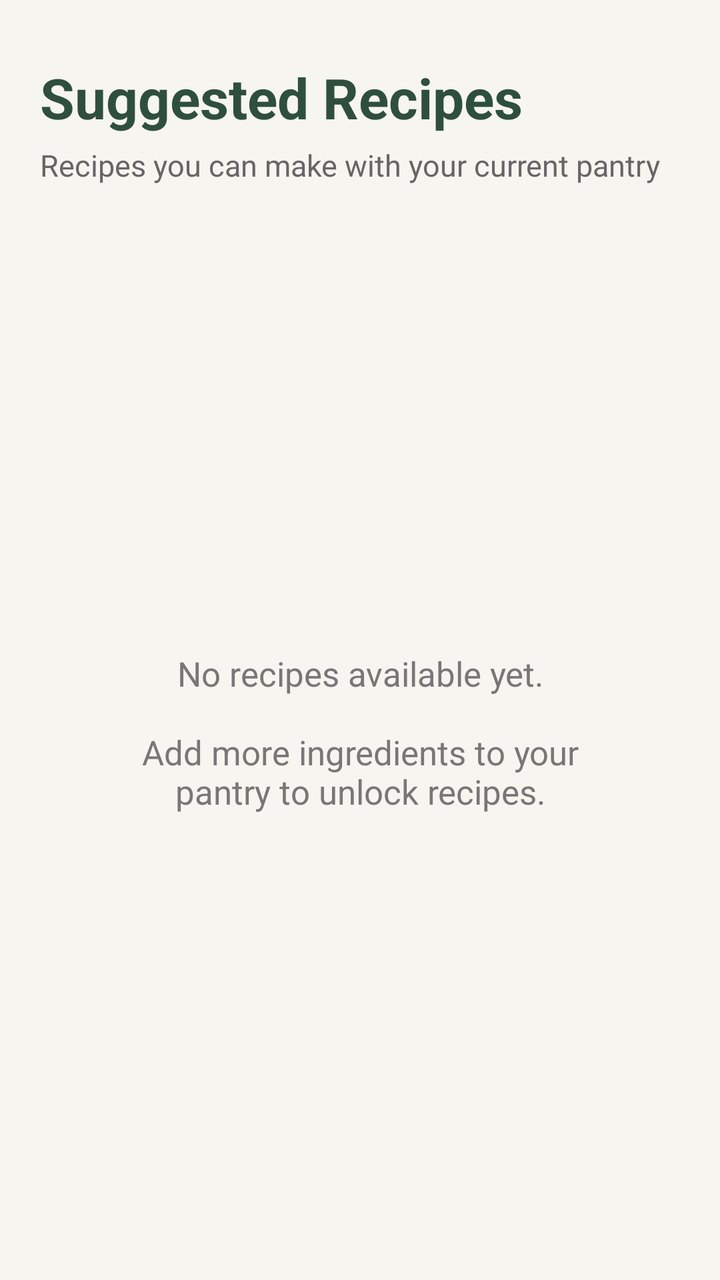
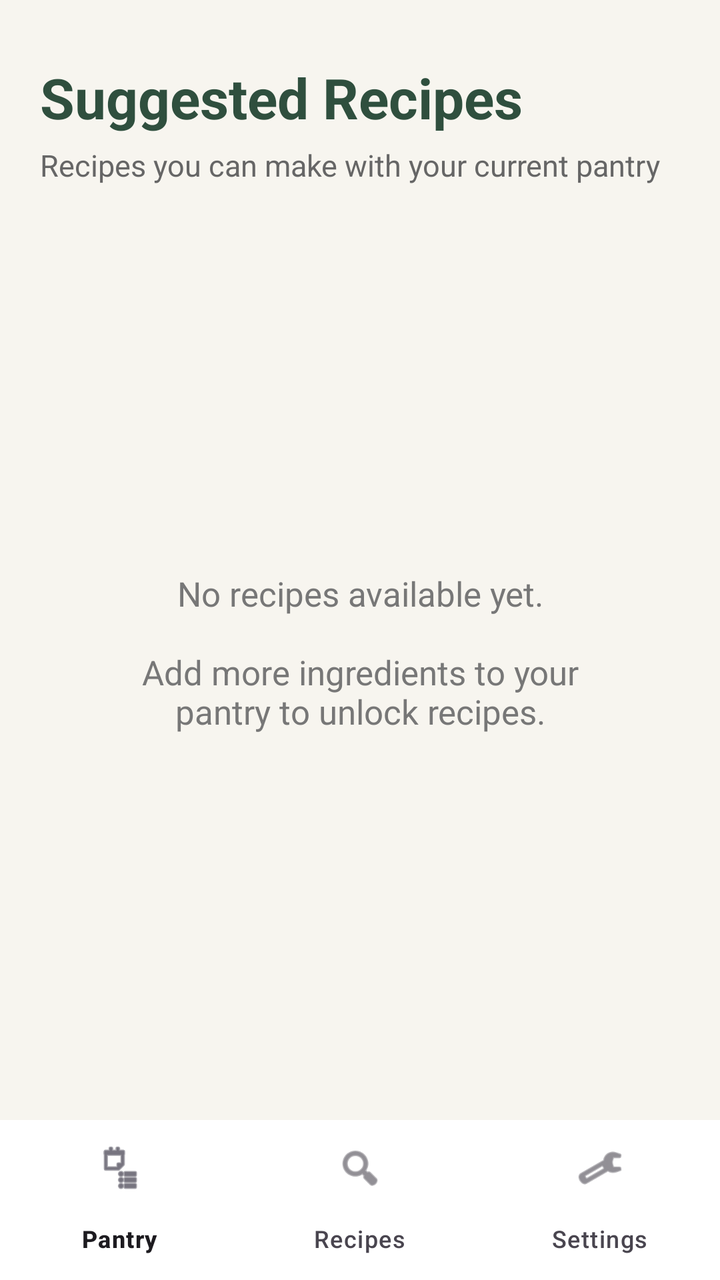

Screens rendered from an Android XML layout before and after an edit, with the pre-edit source and the edit as a unified diff.
<!-- AndroidManifest.xml: application theme Theme.SmartPantryManager -->
<!-- res/layout/activity_suggested_recipes.xml -->
<?xml version="1.0" encoding="utf-8"?>
<LinearLayout xmlns:android="http://schemas.android.com/apk/res/android"
    android:layout_width="match_parent"
    android:layout_height="match_parent"
    android:orientation="vertical"
    android:padding="20dp"
    android:background="#F7F5EF">

    <TextView
        android:id="@+id/tvSuggestedTitle"
        android:layout_width="wrap_content"
        android:layout_height="wrap_content"
        android:text="Suggested Recipes"
        android:textSize="28sp"
        android:textStyle="bold"
        android:textColor="#2F4F3E"
        android:layout_marginTop="10dp"
        android:layout_marginBottom="5dp" />

    <TextView
        android:id="@+id/tvSuggestedSubtitle"
        android:layout_width="wrap_content"
        android:layout_height="wrap_content"
        android:text="Recipes you can make with your current pantry"
        android:textSize="15sp"
        android:textColor="#666666"
        android:layout_marginBottom="20dp" />

    <FrameLayout
        android:layout_width="match_parent"
        android:layout_height="0dp"
        android:layout_weight="1">

        <androidx.recyclerview.widget.RecyclerView
            android:id="@+id/recyclerViewRecipes"
            android:layout_width="match_parent"
            android:layout_height="match_parent" />

        <TextView
            android:id="@+id/tvNoRecipes"
            android:layout_width="match_parent"
            android:layout_height="match_parent"
            android:gravity="center"
            android:text="No recipes available yet.&#10;&#10;Add more ingredients to your pantry to unlock recipes."
            android:textAlignment="center"
            android:textSize="17sp"
            android:textColor="#777777"
            android:padding="30dp" />

    </FrameLayout>

</LinearLayout>
<!-- resources referenced by this layout -->
<resources>
  <style name="Theme.SmartPantryManager" parent="Base.Theme.SmartPantryManager" />
  <style name="Base.Theme.SmartPantryManager" parent="Theme.Material3.DayNight.NoActionBar">
          
          
      </style>
</resources>

<!-- the commit's change to res/layout/activity_suggested_recipes.xml (unified diff, before → after) -->
@@ -1,52 +1,69 @@
 <?xml version="1.0" encoding="utf-8"?>
 <LinearLayout xmlns:android="http://schemas.android.com/apk/res/android"
+    xmlns:app="http://schemas.android.com/apk/res-auto"
     android:layout_width="match_parent"
     android:layout_height="match_parent"
     android:orientation="vertical"
-    android:padding="20dp"
     android:background="#F7F5EF">
 
-    <TextView
-        android:id="@+id/tvSuggestedTitle"
-        android:layout_width="wrap_content"
-        android:layout_height="wrap_content"
-        android:text="Suggested Recipes"
-        android:textSize="28sp"
-        android:textStyle="bold"
-        android:textColor="#2F4F3E"
-        android:layout_marginTop="10dp"
-        android:layout_marginBottom="5dp" />
-
-    <TextView
-        android:id="@+id/tvSuggestedSubtitle"
-        android:layout_width="wrap_content"
-        android:layout_height="wrap_content"
-        android:text="Recipes you can make with your current pantry"
-        android:textSize="15sp"
-        android:textColor="#666666"
-        android:layout_marginBottom="20dp" />
-
-    <FrameLayout
+    <LinearLayout
         android:layout_width="match_parent"
         android:layout_height="0dp"
-        android:layout_weight="1">
-
-        <androidx.recyclerview.widget.RecyclerView
-            android:id="@+id/recyclerViewRecipes"
-            android:layout_width="match_parent"
-            android:layout_height="match_parent" />
+        android:layout_weight="1"
+        android:orientation="vertical"
+        android:padding="20dp">
 
         <TextView
-            android:id="@+id/tvNoRecipes"
+            android:id="@+id/tvSuggestedTitle"
+            android:layout_width="wrap_content"
+            android:layout_height="wrap_content"
+            android:text="Suggested Recipes"
+            android:textSize="28sp"
+            android:textStyle="bold"
+            android:textColor="#2F4F3E"
+            android:layout_marginTop="10dp"
+            android:layout_marginBottom="5dp" />
+
+        <TextView
+            android:id="@+id/tvSuggestedSubtitle"
+            android:layout_width="wrap_content"
+            android:layout_height="wrap_content"
+            android:text="Recipes you can make with your current pantry"
+            android:textSize="15sp"
+            android:textColor="#666666"
+            android:layout_marginBottom="20dp" />
+
+        <FrameLayout
             android:layout_width="match_parent"
-            android:layout_height="match_parent"
-            android:gravity="center"
-            android:text="No recipes available yet.&#10;&#10;Add more ingredients to your pantry to unlock recipes."
-            android:textAlignment="center"
-            android:textSize="17sp"
-            android:textColor="#777777"
-            android:padding="30dp" />
+            android:layout_height="0dp"
+            android:layout_weight="1">
 
-    </FrameLayout>
+            <androidx.recyclerview.widget.RecyclerView
+                android:id="@+id/recyclerViewRecipes"
+                android:layout_width="match_parent"
+                android:layout_height="match_parent" />
+
+            <TextView
+                android:id="@+id/tvNoRecipes"
+                android:layout_width="match_parent"
+                android:layout_height="match_parent"
+                android:gravity="center"
+                android:text="No recipes available yet.&#10;&#10;Add more ingredients to your pantry to unlock recipes."
+                android:textAlignment="center"
+                android:textSize="17sp"
+                android:textColor="#777777"
+                android:padding="30dp" />
+
+        </FrameLayout>
+
+    </LinearLayout>
+
+    <com.google.android.material.bottomnavigation.BottomNavigationView
+        android:id="@+id/bottomNavigationView"
+        android:layout_width="match_parent"
+        android:layout_height="wrap_content"
+        android:background="#FFFFFF"
+        app:menu="@menu/bottom_nav_menu"
+        app:labelVisibilityMode="labeled" />
 
 </LinearLayout>
